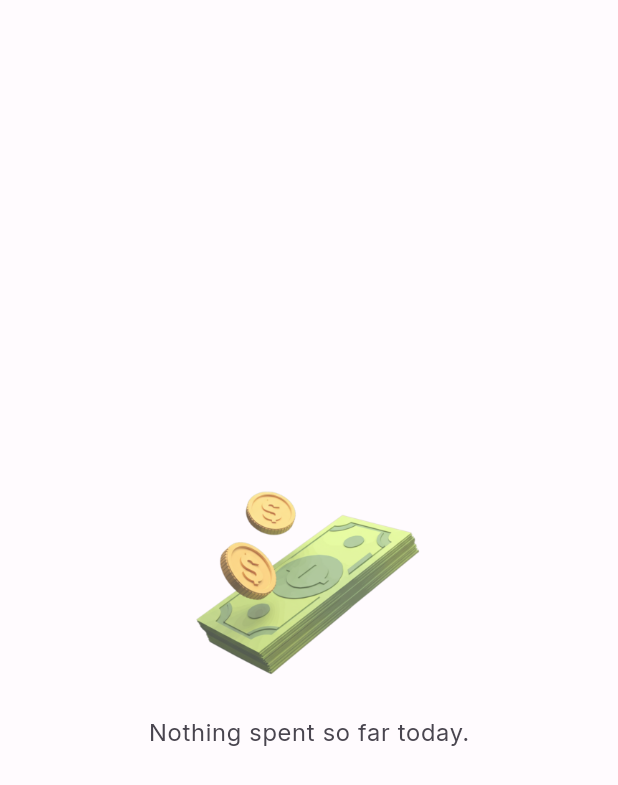
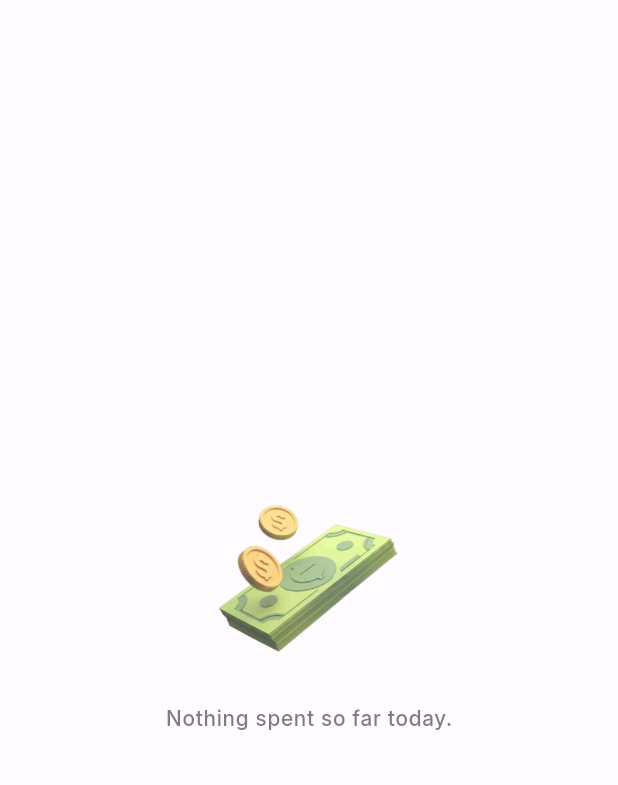
Before and after one commit to 0x6762/kiwi-spending-tracker, a Flutter app: the ExpenseList widget shown alone on an empty page, opened directly with empty values, on a phone screen of 412 x 824 dp. Shown: the top 785 px of the screen. Run offline on Flutter 3.47's test engine with Material 3 defaults, Android fonts, the phone set to English and light mode, and no system bars; our stand-ins replace drift, file_picker, fl_chart, flutter_svg, package_info_plus, permission_handler and 3 more; accounts and stored records are empty; generated files the repository leaves out were written again.

Commit message:
Small adjustment to list empty state

```diff
--- a/lib/widgets/charts/daily_expense_chart.dart
+++ b/lib/widgets/charts/daily_expense_chart.dart
@@ -202,7 +202,7 @@ class DailyExpenseChart extends StatelessWidget {
                               style: theme.textTheme.labelSmall?.copyWith(
                                 color: isToday
                                     ? theme.colorScheme.primary
-                                    : theme.colorScheme.onSurfaceVariant,
+                                    : theme.colorScheme.onSurfaceVariant.withOpacity(0.7),
                                 fontSize: isCompact ? 10 : null,
                                 fontWeight: isToday ? FontWeight.w600 : null,
                               ),
--- a/lib/widgets/expense/expense_list.dart
+++ b/lib/widgets/expense/expense_list.dart
@@ -166,7 +166,7 @@ class _ExpenseListState extends State<ExpenseList> {
 
     if (expenses.isEmpty) {
       return Padding(
-        padding: const EdgeInsets.all(16),
+        padding: const EdgeInsets.all(24),
         child: Center(
           child: Column(
             mainAxisAlignment: MainAxisAlignment.center,
@@ -175,15 +175,15 @@ class _ExpenseListState extends State<ExpenseList> {
                 opacity: 0.7,
                 child: Image.asset(
                   'assets/imgs/empty-state.png',
-                  width: 250,
+                  width: 200,
                   fit: BoxFit.contain,
                 ),
               ),
-              const SizedBox(height: 24),
+              const SizedBox(height: 32),
               Text(
                 'Nothing spent so far today.',
-                style: theme.textTheme.bodyLarge?.copyWith(
-                  color: theme.colorScheme.onSurfaceVariant,
+                style: theme.textTheme.labelMedium?.copyWith(
+                  color: theme.colorScheme.onSurfaceVariant.withOpacity(0.7),
                 ),
               ),
             ],
```
